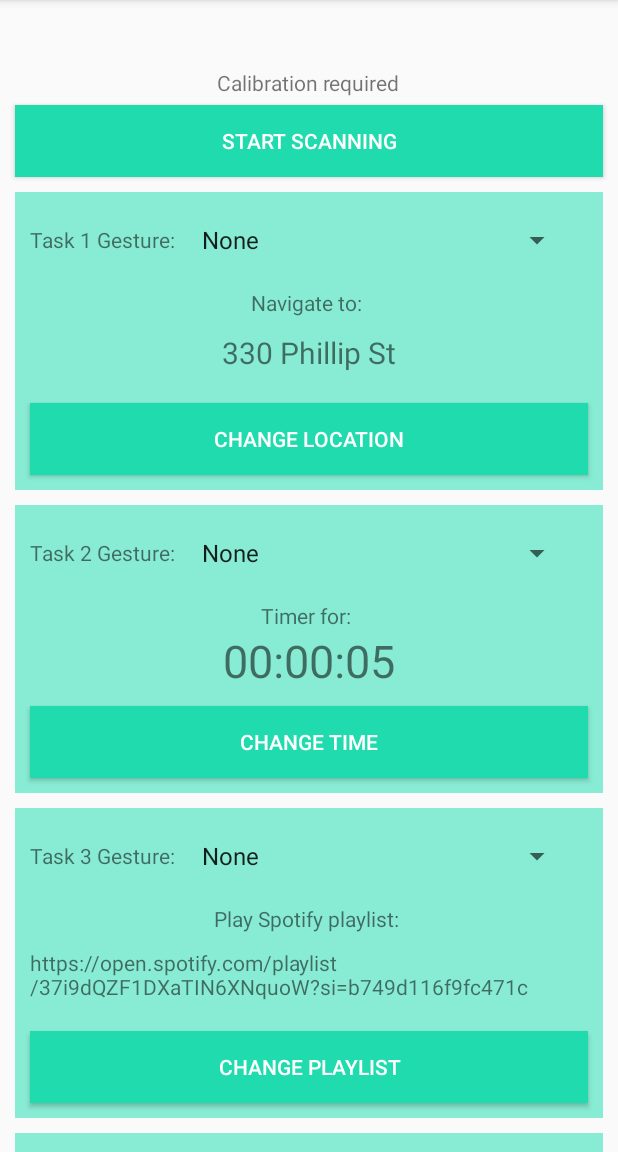
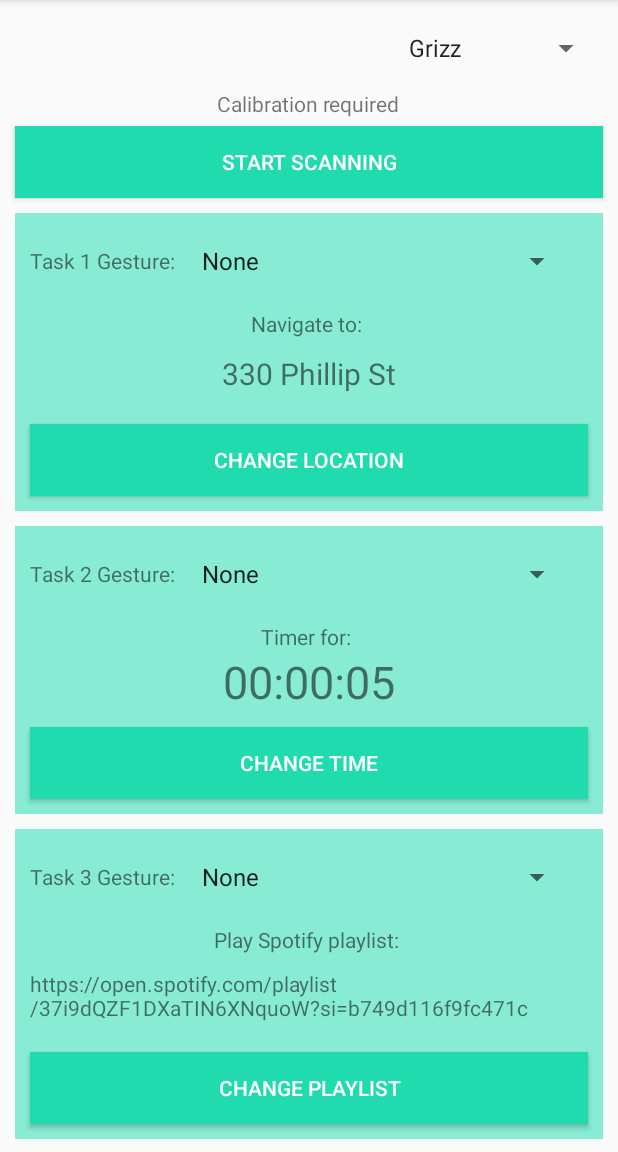
Before and after one commit to piezosaurus/MacroSnapApp, an Android app: the screen it shows after launch (MainActivity), on a phone screen of 412 x 824 dp, the part 84-1236 px from its top. Run offline under Robolectric (Android 15) with nearby library versions, the phone set to English and light mode, and no system bars; libraries missing offline, so code that uses them is left out: smile.classification, smile.data, smile.math, smile.math.kernel, smile.validation and 1 more.

Commit message:
ble device name options, removed unneeded graphs

```diff
--- a/app/src/main/java/com/piezosaurus/macrosnap/ScannerFragment.kt
+++ b/app/src/main/java/com/piezosaurus/macrosnap/ScannerFragment.kt
@@ -43,6 +43,7 @@ enum class GestureType(val str: String) {
 }
 
 class ScannerFragment : Fragment() {
+    private lateinit var spinnerDevice: Spinner
     private lateinit var startButton: Button
     private lateinit var stopButton: Button
     private lateinit var viewSwitcher: ViewSwitcher
@@ -71,11 +72,13 @@ class ScannerFragment : Fragment() {
     private lateinit var progressBar: ProgressBar
     private lateinit var calibDescription: TextView
     private lateinit var calibImage: ImageView
-    // delete later
-    private lateinit var snapGraph1: GraphView
-    private lateinit var snapGraph2: GraphView
-    private lateinit var snapGraph3: GraphView
 
+    private var prevCalib: Int = 8
+    private var calibImageDrawables = arrayOf<String>()
+    private var calibDescriptionText = arrayOf<String>()
+
+    // BLE
+    private var bleDeviceSelection = 0
     private var btManager: BluetoothManager? = null
     private var btAdapter: BluetoothAdapter? = null
     private var btScanner: BluetoothLeScanner? = null
@@ -91,14 +94,6 @@ class ScannerFragment : Fragment() {
     private var gestureSelection3: Int = 0
     private var playlistLink: String = ""
     private var gestureSelection4: Int = 0
-
-    // Calibration
-    private var prevCalib: Int = 8
-    private var calibImageDrawables = arrayOf<String>()
-    private var calibDescriptionText = arrayOf<String>()
-    private var snapWaveForm1 = mutableListOf<Int>()
-    private var snapWaveForm2 = mutableListOf<Int>()
-    private var snapWaveForm3 = mutableListOf<Int>()
 
     // FSR raw values (range 0 to 255)
     // 0 is no force, 255 is high force
@@ -150,6 +145,29 @@ class ScannerFragment : Fragment() {
     }
 
     private fun initViews(view: View) {
+        spinnerDevice = view.findViewById(R.id.spinnerDevice)
+        spinnerDevice.onItemSelectedListener = (object : OnItemSelectedListener {
+            override fun onItemSelected(parent: AdapterView<*>?, view: View?, position: Int, id: Long) {
+                bleDeviceSelection = position
+                restartScanner()
+                Log.e("MACROSNAP","BLE device changed $bleDeviceSelection")
+            }
+            override fun onNothingSelected(parent: AdapterView<*>?) {
+                bleDeviceSelection = 0
+            }
+        })
+        activity?.let {
+            ArrayAdapter.createFromResource(
+                it,
+                R.array.armband_names,
+                android.R.layout.simple_spinner_item
+            ).also { adapter ->
+                // Specify the layout to use when the list of choices appears
+                adapter.setDropDownViewResource(android.R.layout.simple_spinner_dropdown_item)
+                // Apply the adapter to the spinner
+                spinnerDevice.adapter = adapter
+            }
+        }
         graph1 = view.findViewById(R.id.graph1)
         graph2 = view.findViewById(R.id.graph2)
         graph3 = view.findViewById(R.id.graph3)
@@ -285,16 +303,13 @@ class ScannerFragment : Fragment() {
         calibImage = view.findViewById(R.id.calib_image)
         calibImageDrawables = resources.getStringArray(R.array.calib_images)
         calibDescriptionText = resources.getStringArray(R.array.calib_descriptions)
-        // delete later
-        snapGraph1 = view.findViewById(R.id.snap_graph1)
-        snapGraph2 = view.findViewById(R.id.snap_graph2)
-        snapGraph3 = view.findViewById(R.id.snap_graph3)
     }
 
     private fun onStartScannerButtonClick() {
         startButton.visibility = View.GONE
         stopButton.visibility = View.VISIBLE
-        val names = arrayOf("Grizz")  // arrayOf("Panda", "Grizz", "Ice Bear")
+        val deviceName = resources.getStringArray(R.array.armband_names)[bleDeviceSelection]
+        val names = arrayOf(deviceName)
         val filters: MutableList<ScanFilter> = ArrayList()
         for (name in names) {
             val filter = ScanFilter.Builder()
@@ -805,39 +820,6 @@ class ScannerFragment : Fragment() {
                         emptyData()
                     }
 
-                    // store snap
-                    if (status == 1) {
-                        snapWaveForm1.add(fsr1)
-                        snapWaveForm2.add(fsr2)
-                        snapWaveForm3.add(fsr3)
-                    }
-
-                    if (prevCalibStatus == 1 && status == 2) {
-                        Log.e("MACROSNAP", "Snap waves length " + snapWaveForm1.size.toString())
-                        Log.e("MACROSNAP", "Snap waves " + snapWaveForm1.joinToString(" "))
-                        Log.e("MACROSNAP", "Snap waves " + snapWaveForm2.joinToString(" "))
-                        Log.e("MACROSNAP", "Snap waves " + snapWaveForm3.joinToString(" "))
-                        val dataPoints = mutableListOf<DataPoint>()
-                        for (i in snapWaveForm1.indices) {
-                            dataPoints.add(DataPoint(i, snapWaveForm1[i]))
-                        }
-                        snapGraph1.setData(dataPoints.toList(), snapWaveForm1.size, 255)
-                        dataPoints.clear()
-                        for (i in snapWaveForm2.indices) {
-                            dataPoints.add(DataPoint(i, snapWaveForm2[i]))
-                        }
-                        snapGraph2.setData(dataPoints.toList(), snapWaveForm2.size, 255)
-                        dataPoints.clear()
-                        for (i in snapWaveForm3.indices) {
-                            dataPoints.add(DataPoint(i, snapWaveForm3[i]))
-                        }
-                        snapGraph3.setData(dataPoints.toList(), snapWaveForm3.size, 255)
-                        dataPoints.clear()
-                        snapWaveForm1.clear()
-                        snapWaveForm2.clear()
-                        snapWaveForm3.clear()
-                    }
-
                     if (gesture == 2) {
                         while (currGestureCount > 0) {
                             datasetX.removeLast()
--- a/app/src/main/res/layout/fragment_scanner.xml
+++ b/app/src/main/res/layout/fragment_scanner.xml
@@ -10,6 +10,16 @@
     <LinearLayout
         android:layout_width="match_parent"
         android:layout_height="wrap_content"
+        android:orientation="vertical">
+
+        <LinearLayout
+            android:layout_width="match_parent"
+            android:layout_height="wrap_content"
+            android:orientation="horizontal">
+            <LinearLayout
+                android:layout_width="0dp"
+                android:layout_height="wrap_content"
+                android:layout_weight=".65"
                 android:orientation="vertical">
 
                 <com.piezosaurus.macrosnap.GraphView
@@ -26,6 +36,17 @@
                     android:id="@+id/graph3"
                     android:layout_width="fill_parent"
                     android:layout_height="10dp" />
+
+            </LinearLayout>
+
+            <Spinner
+                android:id="@+id/spinnerDevice"
+                android:layout_width="0dp"
+                android:layout_height="wrap_content"
+                android:layout_weight=".35"
+                android:layout_margin="10dp" />
+
+        </LinearLayout>
 
         <TextView
             android:id="@+id/debug_status"
@@ -372,21 +393,6 @@
                     android:adjustViewBounds="true"
                     />
 
-                <com.piezosaurus.macrosnap.GraphView
-                    android:id="@+id/snap_graph1"
-                    android:layout_width="fill_parent"
-                    android:layout_height="200dp" />
-
-                <com.piezosaurus.macrosnap.GraphView
-                    android:id="@+id/snap_graph2"
-                    android:layout_width="fill_parent"
-                    android:layout_height="200dp" />
-
-                <com.piezosaurus.macrosnap.GraphView
-                    android:id="@+id/snap_graph3"
-                    android:layout_width="fill_parent"
-                    android:layout_height="200dp" />
-
             </LinearLayout>
 
         </ViewSwitcher>
--- a/app/src/main/res/values/strings.xml
+++ b/app/src/main/res/values/strings.xml
@@ -1,5 +1,10 @@
 <resources>
     <string name="app_name">Macro Snap</string>
+    <string-array name="armband_names">
+        <item>Grizz</item>
+        <item>Panda</item>
+        <item>Ice Bear</item>
+    </string-array>
     <string-array name="gesture_types">
         <item>None</item>
         <item>Fist</item>
```
Lines whose indentation alone changed are shown as unchanged.
